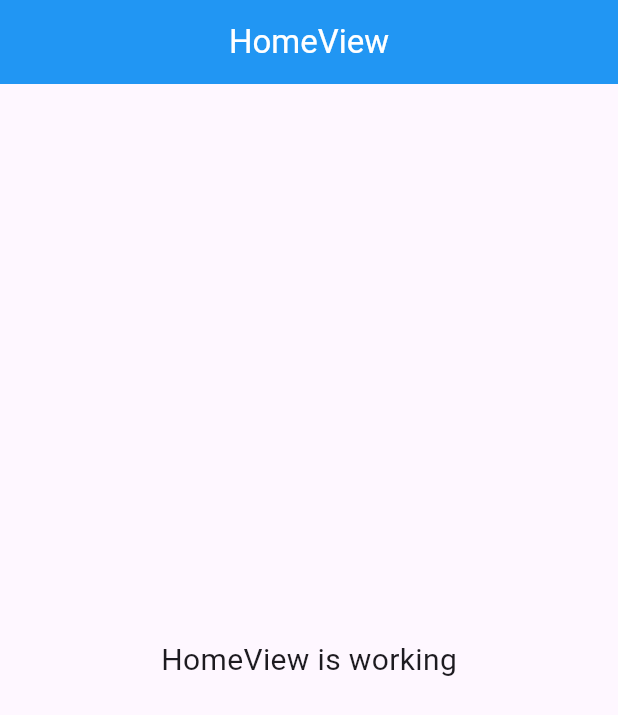
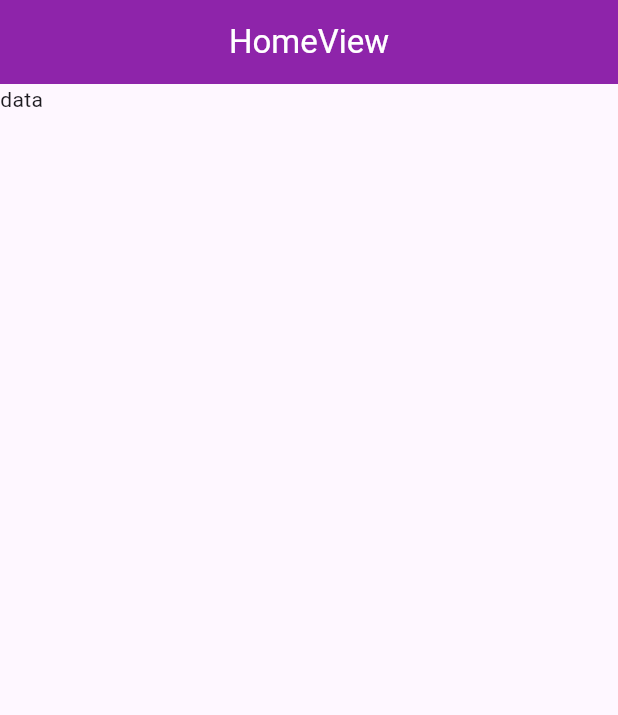
Before and after one commit to Ankitsaroj94/dinoviewer, a Flutter app: the screen it shows after launch, on a phone screen of 412 x 824 dp. Shown: the top 715 px of the screen. Run offline on Flutter 3.47's test engine with Material 3 defaults, Android fonts, the phone set to English and light mode, and no system bars; our stand-ins replace get.

Commit message:
refactor HomeView layout and enhance CustomAppBar with background color support; add new color constants to AppColors

```diff
--- a/lib/app/modules/home/views/home_view.dart
+++ b/lib/app/modules/home/views/home_view.dart
@@ -10,11 +10,12 @@ class HomeView extends GetView<HomeController> {
   @override
   Widget build(BuildContext context) {
     return Scaffold(
-      appBar: const CustomAppBar(title: 'HomeView'),
-      body: const Center(
-        child: Text(
-          'HomeView is working',
-          style: TextStyle(fontSize: 20),
+      appBar: const CustomAppBar(
+        title: 'HomeView',
+      ),
+      body: SingleChildScrollView(
+        child: Column(
+          children: [Text("data")],
         ),
       ),
     );
--- a/lib/app/modules/utils/app_colors.dart
+++ b/lib/app/modules/utils/app_colors.dart
@@ -1,6 +1,190 @@
 import 'package:flutter/material.dart';
 
-class AppColors {
+abstract class AppColors {
+  static const MaterialColor gray = MaterialColor(
+    0xff667085,
+    {
+      25: Color(0xffFCFCFD),
+      50: Color(0xffF9FAFB),
+      100: Color(0xffF2F4F7),
+      200: Color(0xffE4E7EC),
+      300: Color(0xffD0D5DD),
+      400: Color(0xff98A2B3),
+      500: Color(0xff667085),
+      600: Color(0xff475467),
+      700: Color(0xff344054),
+      800: Color(0xff1D2939),
+      900: Color(0xff101828),
+    },
+  );
+  static const MaterialColor primary = MaterialColor(
+    0xff2E90FA,
+    {
+      25: Color(0xffFCFAFF),
+      50: Color(0xffEFF8FF),
+      100: Color(0xffD1E9FF),
+      200: Color(0xffB2DDFF),
+      300: Color(0xff84CAFF),
+      400: Color(0xff53B1FD),
+      500: Color(0xff2E90FA),
+      600: Color(0xff1570EF),
+      700: Color(0xff175CD3),
+      800: Color(0xff1849A9),
+      900: Color(0xff194185),
+    },
+  );
+  static const MaterialColor error = MaterialColor(
+    0xffF04438,
+    {
+      25: Color(0xffFFFBFA),
+      50: Color(0xffFEF3F2),
+      100: Color(0xffFEE4E2),
+      200: Color(0xffFECDCA),
+      300: Color(0xffFDA29B),
+      400: Color(0xffF97066),
+      500: Color(0xffF04438),
+      600: Color(0xffD92D20),
+      700: Color(0xffB42318),
+      800: Color(0xff912018),
+      900: Color(0xff7A271A),
+    },
+  );
+  static const MaterialColor warning = MaterialColor(
+    0xffF79009,
+    {
+      25: Color(0xffFFFCF5),
+      50: Color(0xffFFFAEB),
+      100: Color(0xffFEF0C7),
+      200: Color(0xffFEDF89),
+      300: Color(0xffFEC84B),
+      400: Color(0xffFDB022),
+      500: Color(0xffF79009),
+      600: Color(0xffDC6803),
+      700: Color(0xffB54708),
+      800: Color(0xff93370D),
+      900: Color(0xff7A2E0E),
+    },
+  );
+  static const MaterialColor success = MaterialColor(
+    0xff12B76A,
+    {
+      25: Color(0xffF6FEF9),
+      50: Color(0xffECFDF3),
+      100: Color(0xffD1FADF),
+      200: Color(0xffA6F4C5),
+      300: Color(0xff6CE9A6),
+      400: Color(0xff32D583),
+      500: Color(0xff12B76A),
+      600: Color(0xff039855),
+      700: Color(0xff027A48),
+      800: Color(0xff05603A),
+      900: Color(0xff054F31),
+    },
+  );
+  static const MaterialColor blueLight = MaterialColor(
+    0xff0BA5EC,
+    {
+      25: Color(0xffF5FBFF),
+      50: Color(0xffF0F9FF),
+      100: Color(0xffE0F2FE),
+      200: Color(0xffB9E6FE),
+      300: Color(0xff7CD4FD),
+      400: Color(0xff36BFFA),
+      500: Color(0xff0BA5EC),
+      600: Color(0xff0086C9),
+      700: Color(0xff026AA2),
+      800: Color(0xff065986),
+      900: Color(0xff0B4A6F),
+    },
+  );
+  static const MaterialColor indigo = MaterialColor(
+    0xff6172F3,
+    {
+      25: Color(0xffF5F8FF),
+      50: Color(0xffEEF4FF),
+      100: Color(0xffE0EAFF),
+      200: Color(0xffC7D7FE),
+      300: Color(0xffA4BCFD),
+      400: Color(0xff8098F9),
+      500: Color(0xff6172F3),
+      600: Color(0xff444CE7),
+      700: Color(0xff3538CD),
+      800: Color(0xff2D31A6),
+      900: Color(0xff2D3282),
+    },
+  );
+  static const MaterialColor purple = MaterialColor(
+    0xff7A5AF8,
+    {
+      25: Color(0xffFAFAFF),
+      50: Color(0xffF4F3FF),
+      100: Color(0xffEBE9FE),
+      200: Color(0xffD9D6FE),
+      300: Color(0xffBDB4FE),
+      400: Color(0xff9B8AFB),
+      500: Color(0xff7A5AF8),
+      600: Color(0xff6938EF),
+      700: Color(0xff5925DC),
+      800: Color(0xff4A1FB8),
+      900: Color(0xff3E1C96),
+    },
+  );
+  static const MaterialColor pink = MaterialColor(
+    0xffEE46BC,
+    {
+      25: Color(0xffFEF6FB),
+      50: Color(0xffFDF2FA),
+      100: Color(0xffFCE7F6),
+      200: Color(0xffFCCEEE),
+      300: Color(0xffFAA7E0),
+      400: Color(0xffF670C7),
+      500: Color(0xffEE46BC),
+      600: Color(0xffDD2590),
+      700: Color(0xffC11574),
+      800: Color(0xff9E165F),
+      900: Color(0xff851651),
+    },
+  );
+  static const MaterialColor rose = MaterialColor(
+    0xffF63D68,
+    {
+      25: Color(0xffFFF5F6),
+      50: Color(0xffFFF1F3),
+      100: Color(0xffFFE4E8),
+      200: Color(0xffFECDD6),
+      300: Color(0xffFEA3B4),
+      400: Color(0xffFD6F8E),
+      500: Color(0xffF63D68),
+      600: Color(0xffE31B54),
+      700: Color(0xffC01048),
+      800: Color(0xffA11043),
+      900: Color(0xff89123E),
+    },
+  );
+  static const MaterialColor orange = MaterialColor(
+    0xffFB6514,
+    {
+      25: Color(0xffFFFAF5),
+      50: Color(0xffFFF6ED),
+      100: Color(0xffFFEAD5),
+      200: Color(0xffFDDCAB),
+      300: Color(0xffFEB273),
+      400: Color(0xffFD853A),
+      500: Color(0xffFB6514),
+      600: Color(0xffEC4A0A),
+      700: Color(0xffC4320A),
+      800: Color(0xff9C2A10),
+      900: Color(0xff7E2410),
+    },
+  );
+
+  static const baseBlack = Color(0xFF000000);
+  static const black = Color(0xff101828);
+  static const white = Color(0xFFFFFFFF);
+  static const transparent = Color(0x00000000);
+  static const shadow = Color(0x14000000);
+  static const richBlack = Color(0xCC06161C);
+
   // Red Shades
   static const Color red50 = Color(0xFFFFEBEE);
   static const Color red100 = Color(0xFFFFCDD2);
@@ -158,8 +342,6 @@ class AppColors {
   static const Color grey900 = Color(0xFF212121);
 
   // Black and White
-  static const Color black = Color(0xFF000000);
-  static const Color white = Color(0xFFFFFFFF);
   static const Color maroon = Color(0xFF800000);
   static const Color olive = Color(0xFF808000);
   static const Color darkGreen = Color(0xFF006400);
--- a/lib/app/modules/utils/custom_app_bar.dart
+++ b/lib/app/modules/utils/custom_app_bar.dart
@@ -5,23 +5,25 @@ class CustomAppBar extends StatelessWidget implements PreferredSizeWidget {
   final String title;
   final List<Widget>? actions;
 
+  final Color? backgroundColor;
+
   const CustomAppBar({
     super.key,
     required this.title,
     this.actions,
+    this.backgroundColor,
   });
 
   @override
   Widget build(BuildContext context) {
     return AppBar(
-      backgroundColor: AppColors.blue500,
+      backgroundColor: backgroundColor ?? AppColors.purple600,
       title: Text(
         title,
         style: const TextStyle(color: Colors.white),
       ),
       centerTitle: true,
       actions: actions,
-      elevation: 0,
     );
   }
 
```
Also changed, not shown: lib/app/modules/utils/app_text_style.dart (added, +493 -0 lines).
